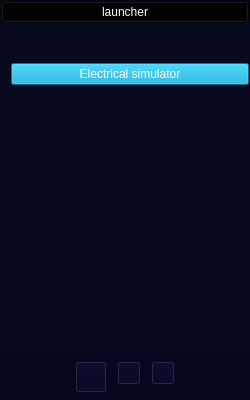
Before: the Qt Designer form client/menu.ui in lev12/launcher, drawn with Qt 5.
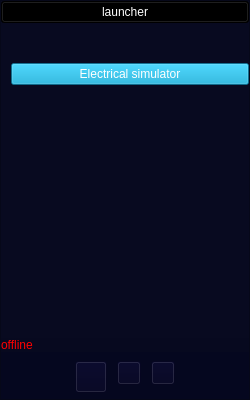
After: the same form once the commit is applied. Icons and pictures are not drawn.

The edit to the form file:
```diff
--- a/client/menu.ui
+++ b/client/menu.ui
@@ -18,7 +18,7 @@
   </property>
   <property name="maximumSize">
    <size>
-    <width>280</width>
+    <width>270</width>
     <height>8192</height>
    </size>
   </property>
@@ -120,6 +120,18 @@
      </property>
     </spacer>
    </item>
+   <item>
+    <widget class="QLabel" name="line">
+     <property name="styleSheet">
+      <string notr="true">color: rgb(255, 0, 0);
+font: 75 italic 16pt &quot;Times New Roman&quot;;
+background-color: rgb(3, 4, 30, 60);</string>
+     </property>
+     <property name="text">
+      <string>offline</string>
+     </property>
+    </widget>
+   </item>
    <item>
     <widget class="QFrame" name="horizontalFrame">
      <property name="styleSheet">
```
